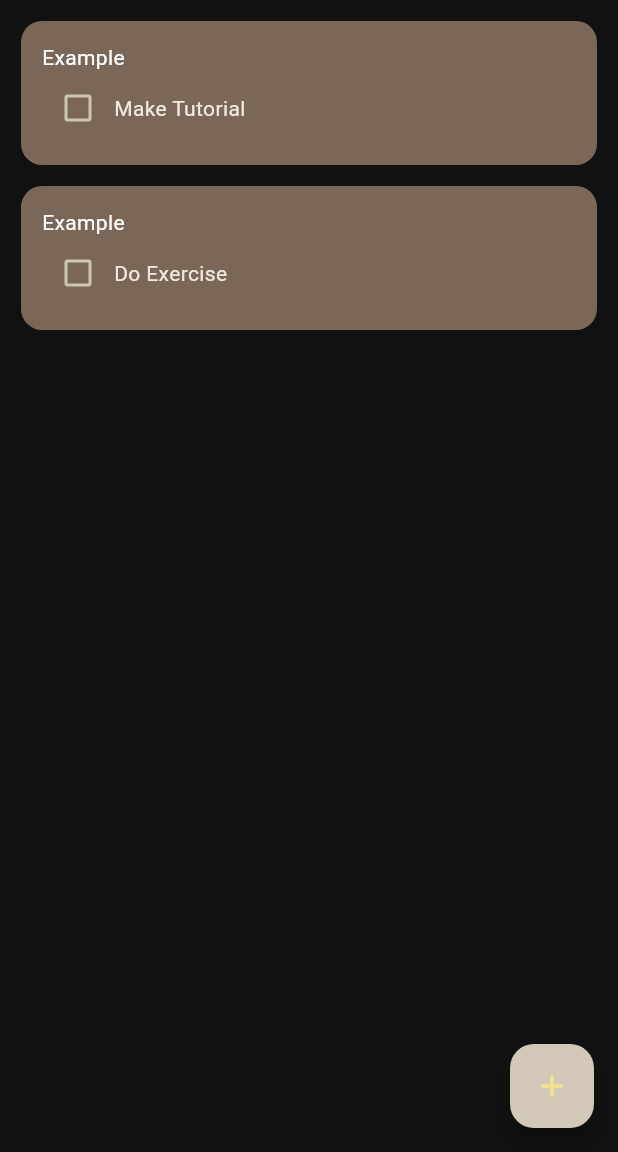
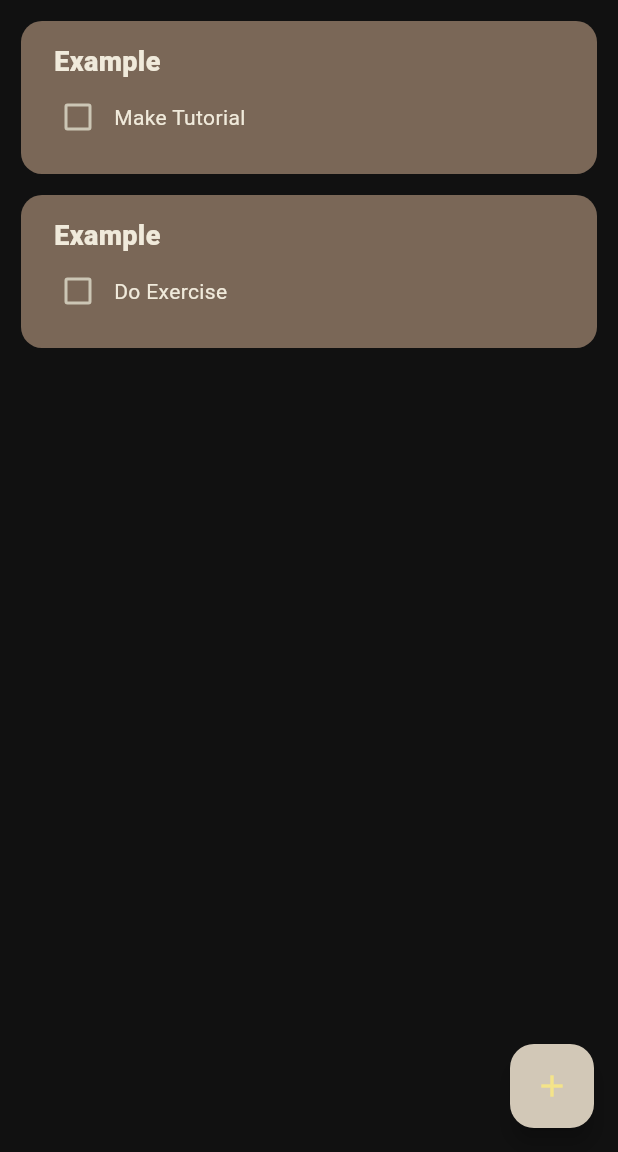
Before and after one commit to Yido1007/to_do_app, a Flutter app: the screen it shows after launch, on a phone screen of 412 x 824 dp, the part 84-1236 px from its top. Run offline on Flutter 3.47's test engine with Material 3 defaults, Android fonts, the phone set to English and light mode, and no system bars; drawn by our look-alikes of flutter_slidable, hidden_drawer_menu; our stand-ins replace flex_color_scheme, flutter_bloc, gap, go_router, hive_flutter, shared_preferences; accounts and stored records are empty.

Commit message:
title style given

```diff
--- a/lib/widgets/to_do_item.dart
+++ b/lib/widgets/to_do_item.dart
@@ -43,7 +43,16 @@ class ToDoItem extends StatelessWidget {
             child: Column(
               crossAxisAlignment: CrossAxisAlignment.start,
               children: [
-                Text(tasktitle),
+                Padding(
+                  padding: const EdgeInsets.only(left: 8.0),
+                  child: Text(
+                    tasktitle,
+                    style: TextStyle(
+                        fontWeight: FontWeight.w800,
+                        fontSize: 18,
+                        color: Theme.of(context).colorScheme.primary),
+                  ),
+                ),
                 Row(
                   children: [
                     Checkbox(
```
